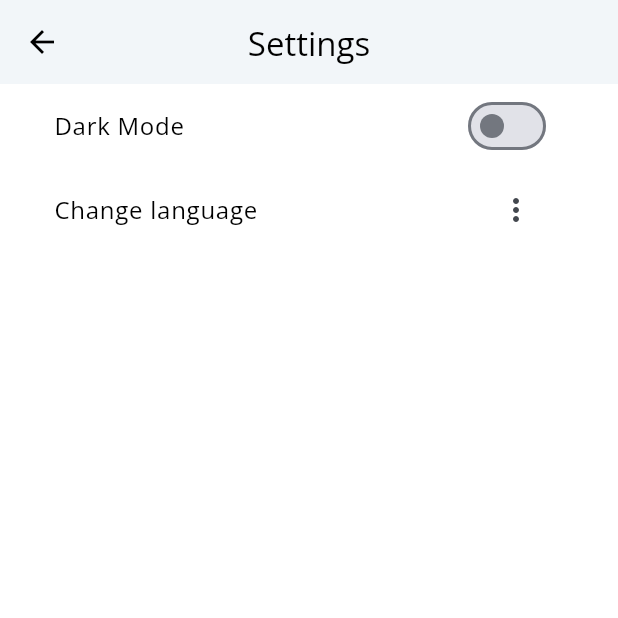
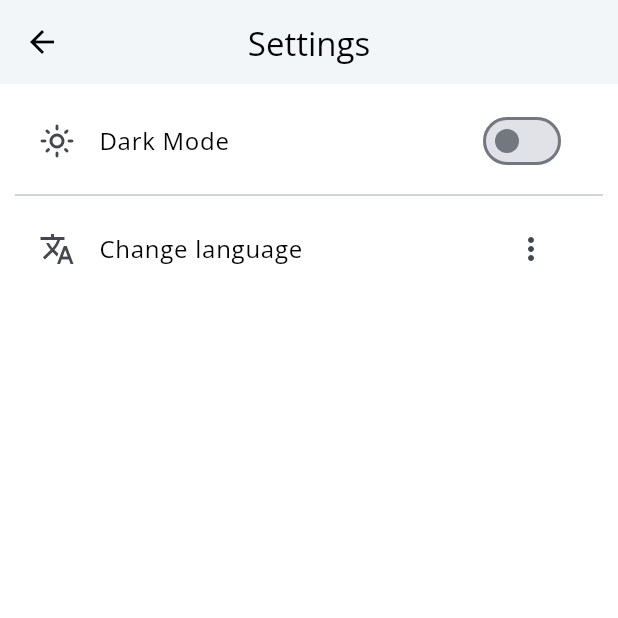
Before and after one commit to priyaranjan12345/foodibizz, a Flutter app: the SettingScreen screen opened directly, on a phone screen of 412 x 824 dp, the top half of it. Run offline on Flutter 3.47's test engine with Material 2 defaults, Android fonts, the phone set to English and light mode, and no system bars; our stand-ins replace auto_route, dio, flex_color_scheme, flutter_riverpod, fluttertoast, google_fonts and 3 more; missing offline and left inert: dio_smart_retry, talker_dio_logger; accounts and stored records are empty; generated files the repository leaves out were written again.

Commit message:
♻️ padding added

```diff
--- a/lib/src/features/setting/setting_screen.dart
+++ b/lib/src/features/setting/setting_screen.dart
@@ -19,10 +19,11 @@ class SettingScreen extends ConsumerWidget {
         centerTitle: true,
       ),
       body: Padding(
-        padding: const EdgeInsets.symmetric(horizontal: 20),
+        padding: const EdgeInsets.all(10),
         child: ListView(
           children: [
             ListTile(
+              leading: const Icon(Icons.light_mode_outlined),
               title: Text(l10n.dark),
               trailing: Switch(
                 value: themeController == ThemeMode.dark,
@@ -34,7 +35,9 @@ class SettingScreen extends ConsumerWidget {
                 },
               ),
             ),
+            const Divider(),
             ListTile(
+              leading: const Icon(Icons.translate),
               title: Text(l10n.language),
               trailing: PopupMenuButton<String>(
                 onSelected: (value) {
```
